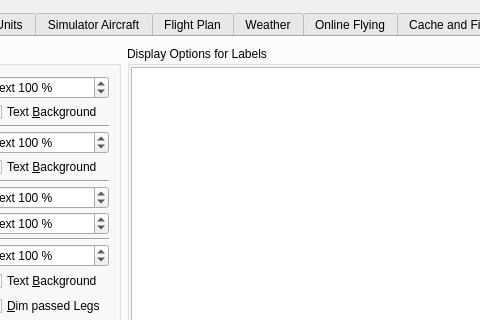
albar965/littlenavmap, file src/options/options.ui: the form before one commit; both pictures show x 329 to 809 and y 0 to 320 of the 904 by 629 pixel window.
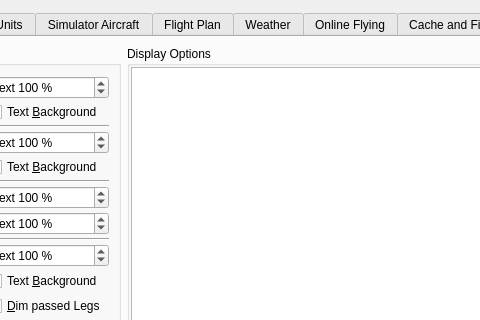
The form after the commit. The open tabs and pages were chosen to show the change.

Commit message: Fixed small typos in settings for compass rose. #285

```diff
--- a/src/options/options.ui
+++ b/src/options/options.ui
@@ -1787,7 +1787,7 @@
        <item>
         <widget class="QGroupBox" name="groupBox">
          <property name="title">
-          <string>Display Options for Labels</string>
+          <string>Display Options</string>
          </property>
          <layout class="QVBoxLayout" name="verticalLayout_2">
           <property name="leftMargin">
```
The commit also changes 1 other file.
